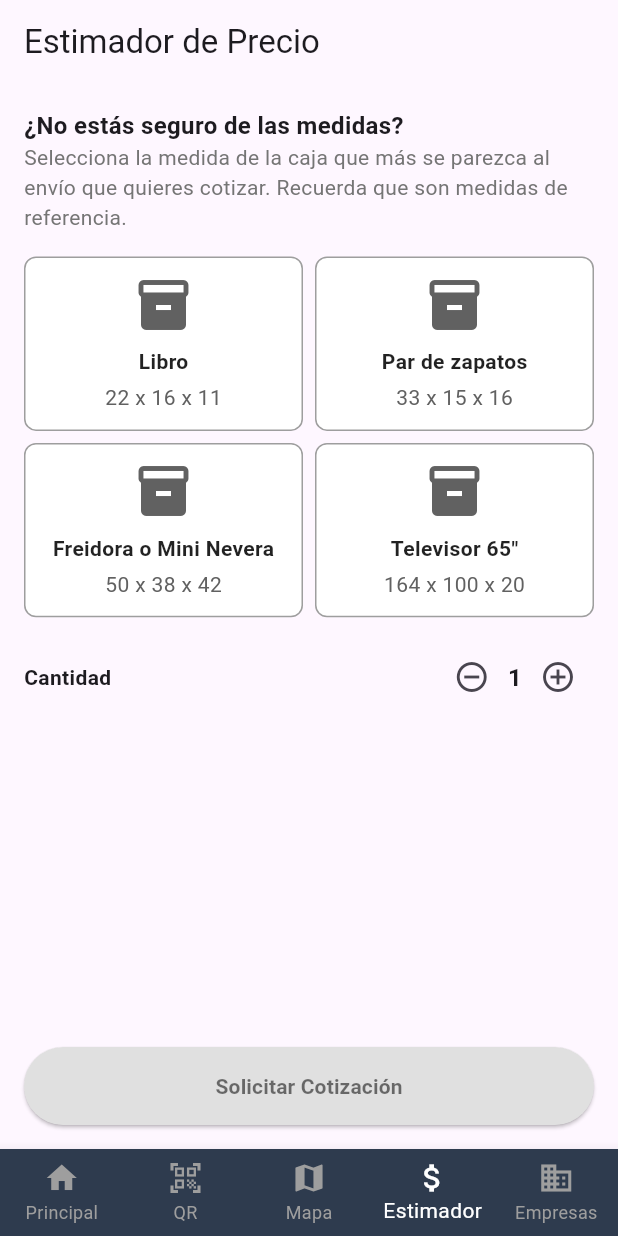
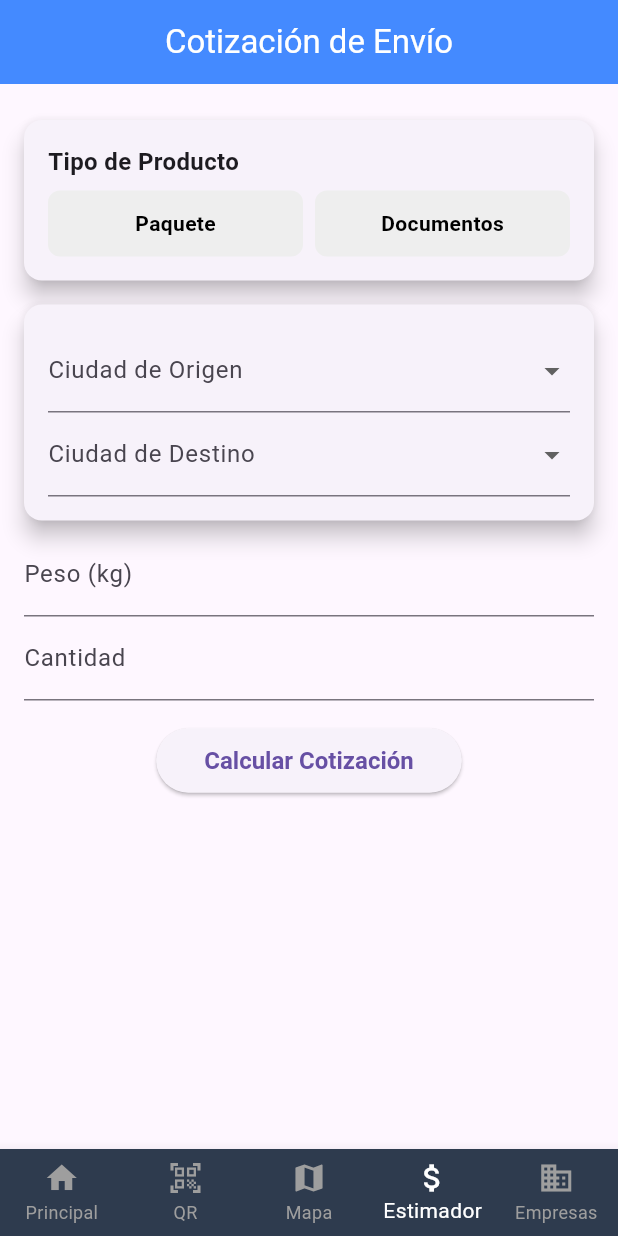
Before and after one commit to Hiltlairen/helios_app, a Flutter app: the screen it shows after launch, item 4 of the bottom bar chosen, on a phone screen of 412 x 824 dp. Run offline on Flutter 3.47's test engine with Material 3 defaults, Android fonts, the phone set to English and light mode, and no system bars; our stand-ins replace image_picker; missing offline and left inert: qr_code_scanner.

Commit message:
estimador mejorado

```diff
--- a/lib/pages/price_estimator_page.dart
+++ b/lib/pages/price_estimator_page.dart
@@ -19,173 +19,284 @@ class PriceEstimatorPage extends StatefulWidget {
 }
 
 class _PriceEstimatorPageState extends State<PriceEstimatorPage> {
-  String? selectedDimension;
-  int quantity = 1;
+  String? selectedProductType;
+  String? originCity;
+  String? destinationCity;
+  double? weight;
   double? length;
   double? height;
   double? width;
+  int? quantity = 1;
+  double? quotationInBolivianos;
 
-  final Map<String, List<double>> predefinedDimensions = {
-    'Libro': [22, 16, 11],
-    'Par de zapatos': [33, 15, 16],
-    'Freidora o Mini Nevera': [50, 38, 42],
-    'Televisor 65"': [164, 100, 20],
-  };
+  final List<String> boliviaDepartments = [
+    'La Paz',
+    'Cochabamba',
+    'Santa Cruz',
+    'Oruro',
+    'Potosí',
+    'Chuquisaca',
+    'Tarija',
+    'Beni',
+    'Pando',
+  ];
 
-  void adjustQuantity(bool increment) {
-    setState(() {
-      if (increment) {
-        quantity++;
-      } else if (quantity > 1) {
-        quantity--;
-      }
-    });
+  double calculateQuotationInBolivianos() {
+    double baseRate = selectedProductType == 'documentos' ? 20.0 : 40.0;
+    double weightRate = weight != null ? weight! * 2.5 : 0;
+    double volumeRate = 0;
+
+    if (selectedProductType == 'paquete' &&
+        length != null &&
+        height != null &&
+        width != null) {
+      double volume = (length! * height! * width!) / 5000;
+      volumeRate = volume * 4.0;
     }
 
-  void selectPresetDimensions(String dimensionLabel) {
+    double quantityRate = (quantity ?? 1) * 3.0;
+
+    return baseRate + weightRate + volumeRate + quantityRate;
+  }
+
+  void calculateQuotation() {
+    if (_validateFields()) {
       setState(() {
-      selectedDimension = dimensionLabel;
-      List<double> dimensions = predefinedDimensions[dimensionLabel]!;
-      length = dimensions[0];
-      width = dimensions[1];
-      height = dimensions[2];
+        quotationInBolivianos = calculateQuotationInBolivianos();
       });
+    } else {
+      ScaffoldMessenger.of(context).showSnackBar(SnackBar(
+        content: Text('Por favor, complete todos los campos requeridos.'),
+      ));
+    }
+  }
+
+  bool _validateFields() {
+    if (selectedProductType == null ||
+        originCity == null ||
+        destinationCity == null ||
+        weight == null ||
+        quantity == null ||
+        (selectedProductType == 'paquete' &&
+            (length == null || height == null || width == null))) {
+      return false;
+    }
+    return true;
   }
 
   @override
   Widget build(BuildContext context) {
     return Scaffold(
       appBar: AppBar(
-        title: Text('Estimador de Precio'),
+        backgroundColor: Colors.blueAccent,
+        title:
+            Text('Cotización de Envío', style: TextStyle(color: Colors.white)),
+        centerTitle: true,
       ),
-      body: Padding(
+      body: SingleChildScrollView(
         padding: const EdgeInsets.all(16.0),
         child: Column(
           crossAxisAlignment: CrossAxisAlignment.start,
           children: [
-            Text(
-              '¿No estás seguro de las medidas?',
-              style: TextStyle(fontSize: 16, fontWeight: FontWeight.bold),
-            ),
-            Text(
-              'Selecciona la medida de la caja que más se parezca al envío que quieres cotizar. Recuerda que son medidas de referencia.',
-              style: TextStyle(fontSize: 14, color: Colors.grey[600]),
-            ),
-            SizedBox(height: 16),
-            GridView.builder(
-              shrinkWrap: true,
-              gridDelegate: SliverGridDelegateWithFixedCrossAxisCount(
-                crossAxisCount: 2,
-                mainAxisSpacing: 8,
-                crossAxisSpacing: 8,
-                childAspectRatio: 1.6,
-              ),
-              itemCount: predefinedDimensions.keys.length,
-              itemBuilder: (context, index) {
-                String dimensionLabel =
-                    predefinedDimensions.keys.elementAt(index);
-                List<double> dimensionValues =
-                    predefinedDimensions[dimensionLabel]!;
-                bool isSelected = selectedDimension == dimensionLabel;
-
-                return GestureDetector(
-                  onTap: () => selectPresetDimensions(dimensionLabel),
+            Card(
+              elevation: 6.0,
+              margin: EdgeInsets.symmetric(vertical: 8.0),
+              child: Padding(
+                padding: const EdgeInsets.all(16.0),
+                child: Column(
+                  crossAxisAlignment: CrossAxisAlignment.start,
+                  children: [
+                    Text('Tipo de Producto',
+                        style: TextStyle(
+                            fontSize: 16, fontWeight: FontWeight.bold)),
+                    SizedBox(height: 8),
+                    Row(
+                      children: [
+                        Expanded(
+                          child: GestureDetector(
+                            onTap: () {
+                              setState(() {
+                                selectedProductType = 'paquete';
+                              });
+                            },
                             child: Container(
                               decoration: BoxDecoration(
-                      border: Border.all(
-                          color: isSelected ? Colors.blue : Colors.grey),
-                      borderRadius: BorderRadius.circular(8),
-                      color: isSelected ? Colors.blue.shade100 : Colors.white,
+                                color: selectedProductType == 'paquete'
+                                    ? Colors.blueAccent
+                                    : Colors.grey[200],
+                                borderRadius: BorderRadius.circular(8.0),
                               ),
-                    padding: EdgeInsets.all(8),
-                    child: Column(
-                      mainAxisAlignment: MainAxisAlignment.center,
-                      children: [
-                        Icon(Icons.inventory_2,
-                            size: 40, color: Colors.grey[700]),
-                        SizedBox(height: 8),
-                        Text(
-                          dimensionLabel,
+                              padding: EdgeInsets.all(12.0),
+                              child: Center(
+                                child: Text(
+                                  'Paquete',
                                   style: TextStyle(
+                                    color: selectedProductType == 'paquete'
+                                        ? Colors.white
+                                        : Colors.black,
                                     fontWeight: FontWeight.bold,
-                            color: Colors.black87,
                                   ),
                                 ),
-                        SizedBox(height: 4),
-                        Text(
-                          '${dimensionValues[0].toInt()} x ${dimensionValues[1].toInt()} x ${dimensionValues[2].toInt()}',
-                          style: TextStyle(
-                            color: Colors.grey[700],
                               ),
                             ),
-                      ],
                           ),
                         ),
-                );
+                        SizedBox(width: 8.0),
+                        Expanded(
+                          child: GestureDetector(
+                            onTap: () {
+                              setState(() {
+                                selectedProductType = 'documentos';
+                                length = null;
+                                width = null;
+                                height = null;
+                              });
                             },
+                            child: Container(
+                              decoration: BoxDecoration(
+                                color: selectedProductType == 'documentos'
+                                    ? Colors.blueAccent
+                                    : Colors.grey[200],
+                                borderRadius: BorderRadius.circular(8.0),
                               ),
-            SizedBox(height: 16),
-            if (selectedDimension != null) ...[
-              TextField(
-                decoration: InputDecoration(labelText: 'Largo (cm)'),
-                controller: TextEditingController(text: length?.toString()),
-                readOnly: true,
+                              padding: EdgeInsets.all(12.0),
+                              child: Center(
+                                child: Text(
+                                  'Documentos',
+                                  style: TextStyle(
+                                    color: selectedProductType == 'documentos'
+                                        ? Colors.white
+                                        : Colors.black,
+                                    fontWeight: FontWeight.bold,
                                   ),
-              TextField(
-                decoration: InputDecoration(labelText: 'Alto (cm)'),
-                controller: TextEditingController(text: height?.toString()),
-                readOnly: true,
                                 ),
-              TextField(
-                decoration: InputDecoration(labelText: 'Ancho (cm)'),
-                controller: TextEditingController(text: width?.toString()),
-                readOnly: true,
                               ),
-            ],
-            Row(
-              mainAxisAlignment: MainAxisAlignment.spaceBetween,
-              children: [
-                Text(
-                  'Cantidad',
-                  style: TextStyle(fontWeight: FontWeight.bold),
                             ),
-                Row(
-                  children: [
-                    IconButton(
-                      icon: Icon(Icons.remove_circle_outline),
-                      onPressed: () => adjustQuantity(false),
                           ),
-                    Text(
-                      quantity.toString(),
-                      style:
-                          TextStyle(fontSize: 16, fontWeight: FontWeight.bold),
-                    ),
-                    IconButton(
-                      icon: Icon(Icons.add_circle_outline),
-                      onPressed: () => adjustQuantity(true),
                         ),
                       ],
                     ),
                   ],
                 ),
-            Spacer(),
-            SizedBox(
-              width: double.infinity,
-              child: ElevatedButton(
-                onPressed: () {
+              ),
+            ),
+            Card(
+              elevation: 6.0,
+              margin: EdgeInsets.symmetric(vertical: 8.0),
+              child: Padding(
+                padding: const EdgeInsets.all(16.0),
+                child: Column(
+                  children: [
+                    DropdownButtonFormField<String>(
+                      decoration:
+                          InputDecoration(labelText: 'Ciudad de Origen'),
+                      value: originCity,
+                      items: boliviaDepartments.map((department) {
+                        return DropdownMenuItem(
+                          value: department,
+                          child: Text(department),
+                        );
+                      }).toList(),
+                      onChanged: (value) {
+                        if (value != destinationCity) {
+                          setState(() {
+                            originCity = value;
+                          });
+                        } else {
                           ScaffoldMessenger.of(context).showSnackBar(SnackBar(
                             content: Text(
-                        'Cotización solicitada para $selectedDimension x $quantity'),
+                                'La ciudad de origen y destino deben ser diferentes.'),
                           ));
+                        }
                       },
+                    ),
+                    DropdownButtonFormField<String>(
+                      decoration:
+                          InputDecoration(labelText: 'Ciudad de Destino'),
+                      value: destinationCity,
+                      items: boliviaDepartments.map((department) {
+                        return DropdownMenuItem(
+                          value: department,
+                          child: Text(department),
+                        );
+                      }).toList(),
+                      onChanged: (value) {
+                        if (value != originCity) {
+                          setState(() {
+                            destinationCity = value;
+                          });
+                        } else {
+                          ScaffoldMessenger.of(context).showSnackBar(SnackBar(
+                            content: Text(
+                                'La ciudad de origen y destino deben ser diferentes.'),
+                          ));
+                        }
+                      },
+                    ),
+                  ],
+                ),
+              ),
+            ),
+            if (selectedProductType == 'paquete')
+              Card(
+                elevation: 6.0,
+                margin: EdgeInsets.symmetric(vertical: 8.0),
+                child: Padding(
+                  padding: const EdgeInsets.all(16.0),
+                  child: Column(
+                    children: [
+                      TextField(
+                        decoration: InputDecoration(labelText: 'Largo (cm)'),
+                        keyboardType: TextInputType.number,
+                        onChanged: (value) => length = double.tryParse(value),
+                      ),
+                      TextField(
+                        decoration: InputDecoration(labelText: 'Alto (cm)'),
+                        keyboardType: TextInputType.number,
+                        onChanged: (value) => height = double.tryParse(value),
+                      ),
+                      TextField(
+                        decoration: InputDecoration(labelText: 'Ancho (cm)'),
+                        keyboardType: TextInputType.number,
+                        onChanged: (value) => width = double.tryParse(value),
+                      ),
+                    ],
+                  ),
+                ),
+              ),
+            TextField(
+              decoration: InputDecoration(labelText: 'Peso (kg)'),
+              keyboardType: TextInputType.number,
+              onChanged: (value) => weight = double.tryParse(value),
+            ),
+            TextField(
+              decoration: InputDecoration(labelText: 'Cantidad'),
+              keyboardType: TextInputType.number,
+              onChanged: (value) => quantity = int.tryParse(value),
+            ),
+            SizedBox(height: 16),
+            Center(
+              child: ElevatedButton(
+                onPressed: calculateQuotation,
+                child: Text('Calcular Cotización'),
                 style: ElevatedButton.styleFrom(
-                  backgroundColor: Colors.grey[300],
-                  foregroundColor: Colors.black54,
-                  padding: EdgeInsets.symmetric(vertical: 16),
+                  //primary: Colors.blueAccent, // Color de fondo
+                  padding: EdgeInsets.symmetric(horizontal: 32, vertical: 12),
+                  textStyle:
+                      TextStyle(fontSize: 16, fontWeight: FontWeight.bold),
                 ),
+              ),
+            ),
+            if (quotationInBolivianos != null)
+              Center(
+                child: Padding(
+                  padding: const EdgeInsets.symmetric(vertical: 16.0),
                   child: Text(
-                  'Solicitar Cotización',
-                  style: TextStyle(fontWeight: FontWeight.bold),
+                    'Cotización: Bs. ${quotationInBolivianos!.toStringAsFixed(2)}',
+                    style: TextStyle(
+                        fontSize: 18,
+                        fontWeight: FontWeight.bold,
+                        color: Colors.blueAccent),
                   ),
                 ),
               ),
```
Lines whose indentation alone changed are shown as unchanged.
